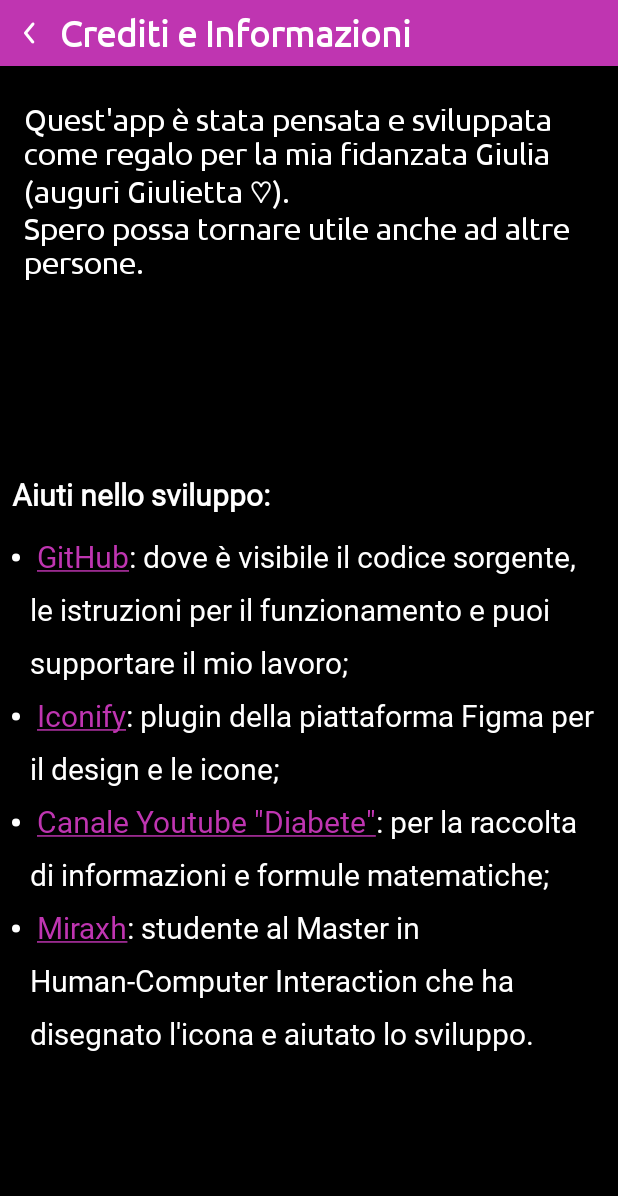
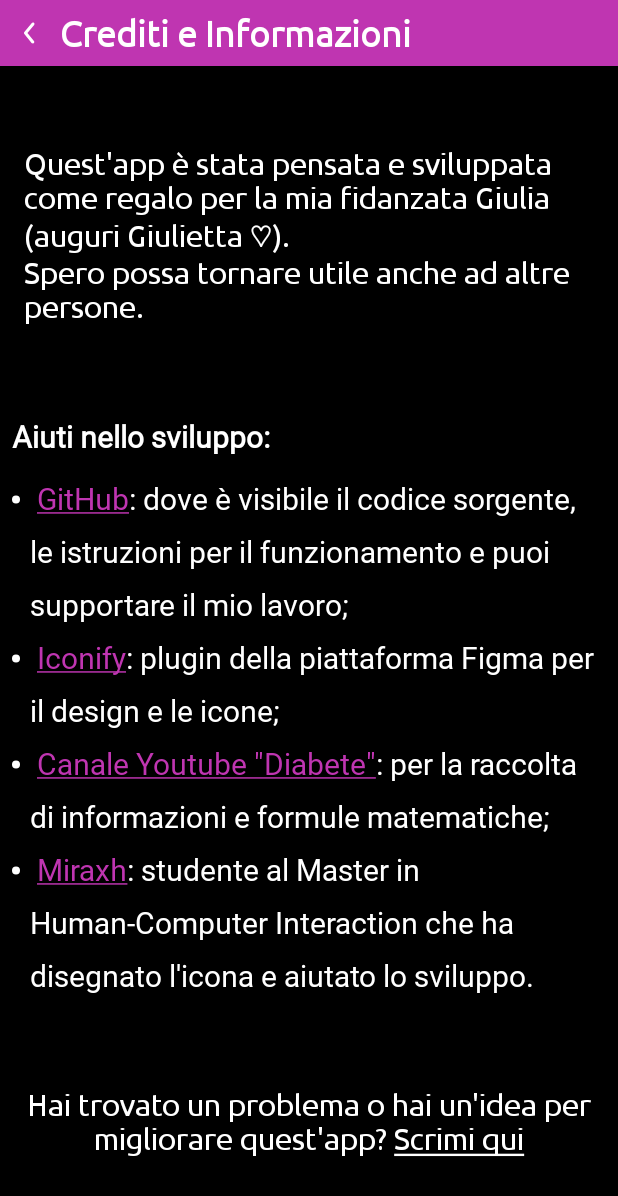
Before and after one commit to davidemodolo/Insulyna, an Android app: the CreditsFragment screen opened through its navigation route, on a phone screen of 412 x 824 dp. Shown: the top 1196 px of the screen. Run offline under Robolectric (Android 15) with nearby library versions, the phone set to English and light mode, and no system bars; our stand-ins replace Room's generated code.

Commit message:
added "contact me"

```diff
--- a/app/src/main/java/com/davidemodolo/insulyna/CreditsFragment.kt
+++ b/app/src/main/java/com/davidemodolo/insulyna/CreditsFragment.kt
@@ -11,6 +11,9 @@ import android.view.animation.AnimationUtils
 import android.widget.ImageView
 import android.widget.TextView
 import androidx.navigation.fragment.findNavController
+import android.content.Intent
+import android.net.Uri
+
 
 class CreditsFragment : Fragment() {
 
@@ -26,6 +29,14 @@ class CreditsFragment : Fragment() {
             findNavController().navigateUp()
         }
 
+        val btnContactMe = view.findViewById<TextView>(R.id.contactMe)
+        btnContactMe.setOnClickListener {
+            val i = Intent(Intent.ACTION_SENDTO)
+            i.data = Uri.parse("mailto:dott.modolo+insulyna@gmail.com")
+            i.putExtra(Intent.EXTRA_SUBJECT, "[Insulyna] ....")
+            startActivity(Intent.createChooser(i, "Problema o Idea"))
+        }
+
         val help = view.findViewById<TextView>(R.id.help)
         help.movementMethod = LinkMovementMethod.getInstance()
 
--- a/app/src/main/res/layout/fragment_credits.xml
+++ b/app/src/main/res/layout/fragment_credits.xml
@@ -44,11 +44,12 @@
         style="@style/button"
         android:layout_width="wrap_content"
         android:layout_height="wrap_content"
-        android:layout_margin="@dimen/marginElements"
+        android:layout_marginTop="@dimen/marginStandard"
         android:gravity="start"
         android:padding="@dimen/marginStandard"
         android:text="@string/credits_giulia"
         android:textColor="@color/white"
+        app:layout_constraintBottom_toTopOf="@id/help"
         app:layout_constraintEnd_toEndOf="parent"
         app:layout_constraintStart_toStartOf="parent"
         app:layout_constraintTop_toBottomOf="@id/topBar" />
@@ -56,18 +57,32 @@
     <TextView
         android:id="@+id/help"
         style="@style/label"
-        android:fontFamily="@font/consolas"
-        android:lineSpacingMultiplier="1.5"
         android:layout_width="wrap_content"
         android:layout_height="wrap_content"
-        android:layout_margin="@dimen/marginElements"
+        android:layout_margin="@dimen/marginStandard"
+        android:fontFamily="@font/consolas"
         android:gravity="start"
+        android:lineSpacingMultiplier="1.5"
         android:padding="@dimen/marginStandard"
         android:text="@string/credits_text"
         android:textColor="@color/white"
-        app:layout_constraintBottom_toBottomOf="parent"
+        app:layout_constraintBottom_toTopOf="@id/contactMe"
         app:layout_constraintEnd_toEndOf="parent"
         app:layout_constraintStart_toStartOf="parent"
         app:layout_constraintTop_toBottomOf="@id/Giulia" />
 
+    <TextView
+        android:id="@+id/contactMe"
+        style="@style/button"
+        android:layout_width="wrap_content"
+        android:layout_height="wrap_content"
+        android:layout_marginStart="@dimen/marginElements"
+        android:layout_marginEnd="@dimen/marginElements"
+        android:layout_marginBottom="@dimen/marginStandard"
+        android:text="@string/contact_me"
+        app:layout_constraintBottom_toBottomOf="parent"
+        app:layout_constraintEnd_toEndOf="parent"
+        app:layout_constraintStart_toStartOf="parent"
+        app:layout_constraintTop_toBottomOf="@id/help" />
+
 </androidx.constraintlayout.widget.ConstraintLayout>
--- a/app/src/main/res/values/strings.xml
+++ b/app/src/main/res/values/strings.xml
@@ -85,6 +85,7 @@
         <li><a href="https://www.youtube.com/watch?v=2mQhDOtrDCE">Canale Youtube \"Diabete\"</a>: per la raccolta di informazioni e formule matematiche;</li>\n
         <li><a href="https://github.com/MiraxhTereziu">Miraxh</a>: studente al Master in Human-Computer Interaction che ha disegnato l\'icona e aiutato lo sviluppo.</li>
     </string>
+    <string name = "contact_me">Hai trovato un problema o hai un\'idea per migliorare quest\'app? <u>Scrimi qui</u></string>
     <string name="calculate_and_add">Calcola e porta alla home</string>
     <string name="eaten_food_dialog">Grammi di cibo mangiati:</string>
     <string name="carbo_dialog">Carbo in 100g di prodotto:</string>
```
